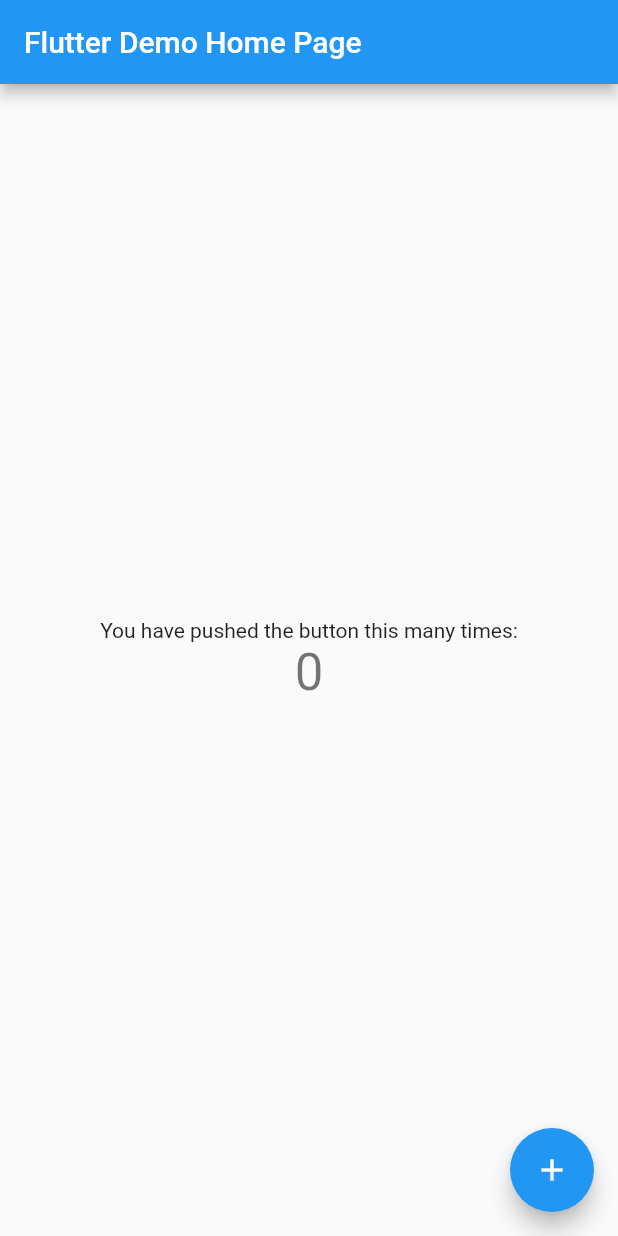
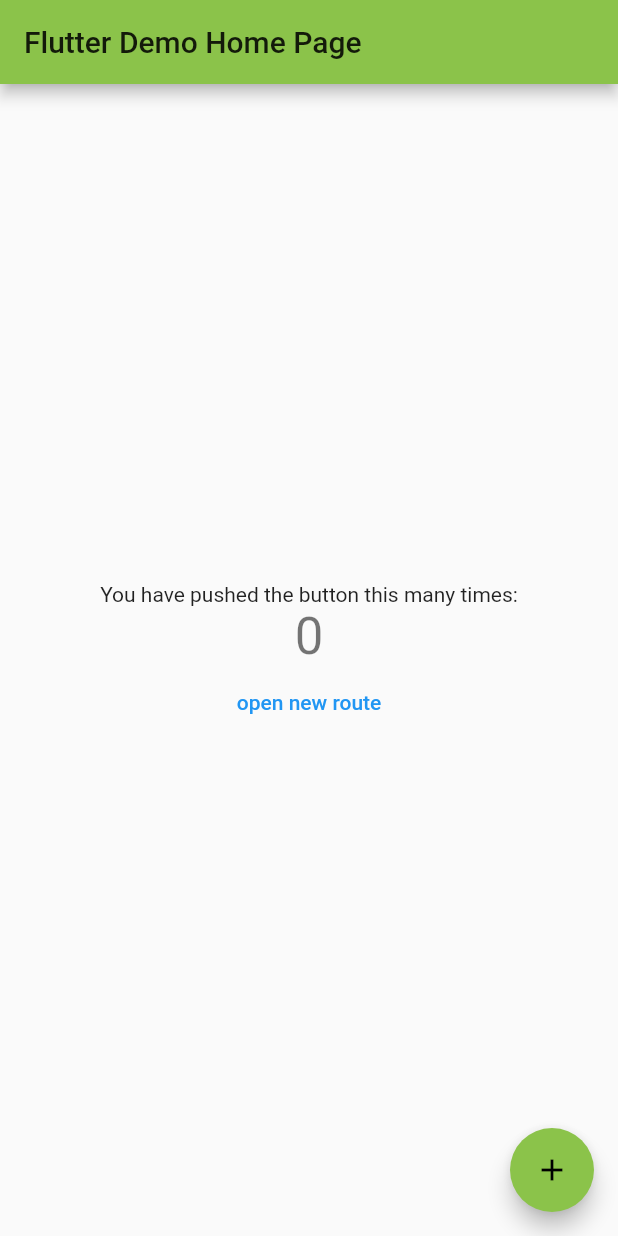
Before and after one commit to lhywell/flutter_app, a Flutter app: the screen it shows after launch, on a phone screen of 412 x 824 dp. Run offline on Flutter 3.47's test engine with Material 2 defaults, Android fonts, the phone set to English and light mode, and no system bars.

Commit message:
配置路由

```diff
--- a/lib/main.dart
+++ b/lib/main.dart
@@ -18,8 +18,12 @@ class MyApp extends StatelessWidget {
         // or simply save your changes to "hot reload" in a Flutter IDE).
         // Notice that the counter didn't reset back to zero; the application
         // is not restarted.
-        primarySwatch: Colors.blue,
+        primarySwatch: Colors.lightGreen,
       ),
+      //注册路由表
+      routes: {
+        "new_page": (context) => EchoRoute(),
+      },
       home: MyHomePage(title: 'Flutter Demo Home Page'),
     );
   }
@@ -98,6 +102,19 @@ class _MyHomePageState extends State<MyHomePage> {
               '$_counter',
               style: Theme.of(context).textTheme.display1,
             ),
+            FlatButton(
+              child: Text("open new route"),
+              textColor: Colors.blue,
+              onPressed: () {
+                //导航到新路由
+//                Navigator.pushNamed(context, "new_page");
+                Navigator.of(context).pushNamed("new_page", arguments: "lalala");
+//                Navigator.push(context,
+//                    new MaterialPageRoute(builder: (context) {
+//                  return new NewRoute();
+//                }));
+              },
+            ),
           ],
         ),
       ),
@@ -109,3 +126,19 @@ class _MyHomePageState extends State<MyHomePage> {
     );
   }
 }
+
+class EchoRoute extends StatelessWidget {
+  @override
+  Widget build(BuildContext context) {
+    //获取路由参数
+    var args=ModalRoute.of(context).settings.arguments;
+    return Scaffold(
+      appBar: AppBar(
+        title: Text("New route"),
+      ),
+      body: Center(
+        child: Text(args),
+      ),
+    );
+  }
+}
```
